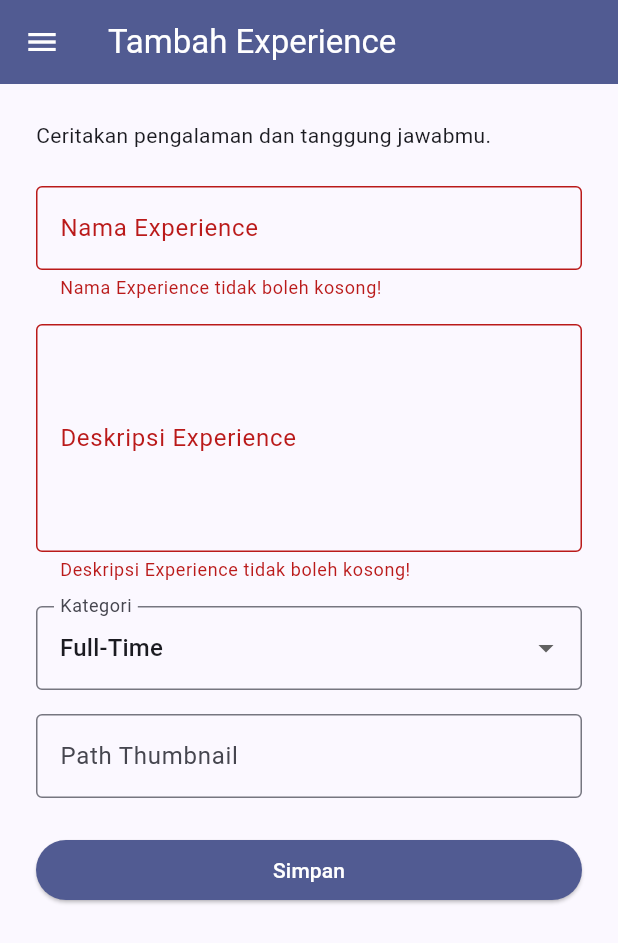
After one commit to JeudiAugusto/myportofolio_mobile, a Flutter app: the ExperienceFormPage screen opened directly, after a tap on "Simpan", on a phone screen of 412 x 824 dp. The commit adds this screen. Shown: the top 943 px of the screen. Run offline on Flutter 3.47's test engine with Material 3 defaults, Android fonts, the phone set to English and light mode, and no system bars; our stand-ins replace material_ui.

Commit message:
feat: complete assignment 8 experience form and navigation

```diff
--- /dev/null
+++ b/lib/screens/experience_form.dart
@@ -0,0 +1,177 @@
+import 'package:material_ui/material_ui.dart';
+import 'package:myportofolio_mobile/widgets/left_drawer.dart';
+
+/// Mirrors the editable fields in Django's ExperienceForm.
+/// started_at is automatic; ended_at is not exposed by that form.
+class ExperienceFormPage extends StatefulWidget {
+  const ExperienceFormPage({super.key});
+
+  @override
+  State<ExperienceFormPage> createState() => _ExperienceFormPageState();
+}
+
+class _ExperienceFormPageState extends State<ExperienceFormPage> {
+  final _formKey = GlobalKey<FormState>();
+  String _title = '';
+  String _description = '';
+  String _category = 'full-time';
+  String _thumbnail = '';
+
+  static const _categories = {
+    'internship': 'Internship',
+    'research': 'Research',
+    'volunteer': 'Volunteer',
+    'organization': 'Organization',
+    'part-time': 'Part-Time',
+    'full-time': 'Full-Time',
+    'freelance': 'Freelance',
+  };
+
+  Future<void> _submit() async {
+    if (!_formKey.currentState!.validate()) return;
+    _formKey.currentState!.save();
+    FocusScope.of(context).unfocus();
+    await showDialog<void>(
+      context: context,
+      builder: (dialogContext) => AlertDialog(
+        scrollable: true,
+        title: const Text('Ringkasan Experience'),
+        content: Column(
+          mainAxisSize: MainAxisSize.min,
+          crossAxisAlignment: CrossAxisAlignment.start,
+          children: [
+            Text('Nama Experience: $_title'),
+            Text('Deskripsi: $_description'),
+            Text('Kategori: ${_categories[_category]}'),
+            Text(
+              'Path Thumbnail: ${_thumbnail.isEmpty ? "Tidak diisi" : _thumbnail}',
+            ),
+            const SizedBox(height: 16),
+            const Text('Pratinjau isian; belum disimpan ke database.'),
+          ],
+        ),
+        actions: [
+          TextButton(
+            onPressed: () => Navigator.pop(dialogContext),
+            child: const Text('Tutup'),
+          ),
+        ],
+      ),
+    );
+  }
+
+  Widget _textField({
+    required String label,
+    required FormFieldSetter<String> onSaved,
+    bool required = true,
+    int? limit,
+    int maxLines = 1,
+    String? hint,
+  }) => Padding(
+    padding: const EdgeInsets.symmetric(vertical: 8),
+    child: TextFormField(
+      decoration: InputDecoration(
+        labelText: label,
+        hintText: hint,
+        border: const OutlineInputBorder(),
+        errorMaxLines: 3,
+      ),
+      maxLines: maxLines,
+      keyboardType: maxLines > 1 ? TextInputType.multiline : TextInputType.text,
+      onSaved: onSaved,
+      validator: (value) {
+        final text = value?.trim() ?? '';
+        if (required && text.isEmpty) return '$label tidak boleh kosong!';
+        // Django max_length counts Unicode code points, not UTF-16 units.
+        if (limit != null && text.runes.length > limit) {
+          return '$label maksimal $limit karakter!';
+        }
+        return null;
+      },
+    ),
+  );
+
+  @override
+  Widget build(BuildContext context) => Scaffold(
+    appBar: AppBar(
+      title: const Text('Tambah Experience'),
+      backgroundColor: Theme.of(context).colorScheme.primary,
+      foregroundColor: Theme.of(context).colorScheme.onPrimary,
+    ),
+    drawer: const LeftDrawer(),
+    body: SafeArea(
+      child: SingleChildScrollView(
+        padding: const EdgeInsets.all(24),
+        child: Center(
+          child: ConstrainedBox(
+            constraints: const BoxConstraints(maxWidth: 720),
+            child: Form(
+              key: _formKey,
+              child: Column(
+                crossAxisAlignment: CrossAxisAlignment.stretch,
+                children: [
+                  const Text('Ceritakan pengalaman dan tanggung jawabmu.'),
+                  const SizedBox(height: 16),
+                  _textField(
+                    label: 'Nama Experience',
+                    limit: 255,
+                    onSaved: (value) => _title = value!.trim(),
+                  ),
+                  _textField(
+                    label: 'Deskripsi Experience',
+                    maxLines: 5,
+                    onSaved: (value) => _description = value!.trim(),
+                  ),
+                  Padding(
+                    padding: const EdgeInsets.symmetric(vertical: 8),
+                    child: DropdownButtonFormField<String>(
+                      initialValue: 'full-time',
+                      isExpanded: true,
+                      decoration: const InputDecoration(
+                        labelText: 'Kategori',
+                        border: OutlineInputBorder(),
+                        errorMaxLines: 3,
+                      ),
+                      items: _categories.entries
+                          .map(
+                            (entry) => DropdownMenuItem(
+                              value: entry.key,
+                              child: Text(
+                                entry.value,
+                                overflow: TextOverflow.ellipsis,
+                              ),
+                            ),
+                          )
+                          .toList(),
+                      onChanged: (value) => setState(() => _category = value!),
+                      onSaved: (value) => _category = value!,
+                      validator: (value) => _categories.containsKey(value)
+                          ? null
+                          : 'Pilih kategori yang valid!',
+                    ),
+                  ),
+                  _textField(
+                    label: 'Path Thumbnail',
+                    required: false,
+                    limit: 255,
+                    hint: 'img/experience/kegiatan.jpg (opsional)',
+                    onSaved: (value) => _thumbnail = value?.trim() ?? '',
+                  ),
+                  const SizedBox(height: 16),
+                  ElevatedButton(
+                    style: ElevatedButton.styleFrom(
+                      backgroundColor: Theme.of(context).colorScheme.primary,
+                      foregroundColor: Theme.of(context).colorScheme.onPrimary,
+                    ),
+                    onPressed: _submit,
+                    child: const Text('Simpan'),
+                  ),
+                ],
+              ),
+            ),
+          ),
+        ),
+      ),
+    ),
+  );
+}
--- a/lib/screens/menu.dart
+++ b/lib/screens/menu.dart
@@ -14,6 +14,11 @@ class MyHomePage extends StatelessWidget {
     ItemHomepage('Lihat Proyek', Icons.folder_outlined, Color(0xFF2457A7)),
     ItemHomepage('Tambah Proyek', Icons.add_circle_outline, Color(0xFF216747)),
     ItemHomepage('Lihat Experience', Icons.work_outline, Color(0xFF7243A0)),
+    ItemHomepage(
+      'Tambah Experience',
+      Icons.work_history_outlined,
+      Color(0xFF98601B),
+    ),
     ItemHomepage('Logout', Icons.logout, Color(0xFFAE3939)),
   ];
 
--- a/lib/widgets/left_drawer.dart
+++ b/lib/widgets/left_drawer.dart
@@ -1,6 +1,7 @@
 import 'package:material_ui/material_ui.dart';
 import 'package:myportofolio_mobile/screens/menu.dart';
 import 'package:myportofolio_mobile/screens/project_form.dart';
+import 'package:myportofolio_mobile/screens/experience_form.dart';
 
 class LeftDrawer extends StatelessWidget {
   const LeftDrawer({super.key});
@@ -51,6 +52,11 @@ class LeftDrawer extends StatelessWidget {
           title: const Text('Add Project'),
           onTap: () => _navigate(context, const ProjectFormPage()),
         ),
+        ListTile(
+          leading: const Icon(Icons.work_history_outlined),
+          title: const Text('Add Experience'),
+          onTap: () => _navigate(context, const ExperienceFormPage()),
+        ),
       ],
     ),
   );
```
Also changed, not shown: lib/widgets/project_card.dart (+8 -0 lines), 2 other files.
